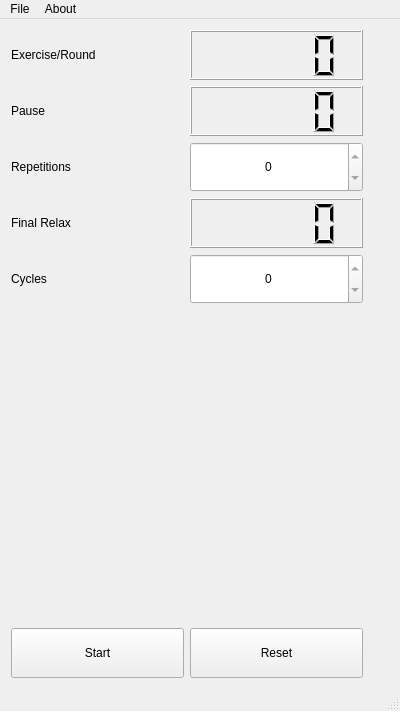
This is SimpleTrainingTimer/mainwindow.ui in Myzhar/SimpleTrainingTimer as Qt 5 draws it before an edit. The edited form follows.
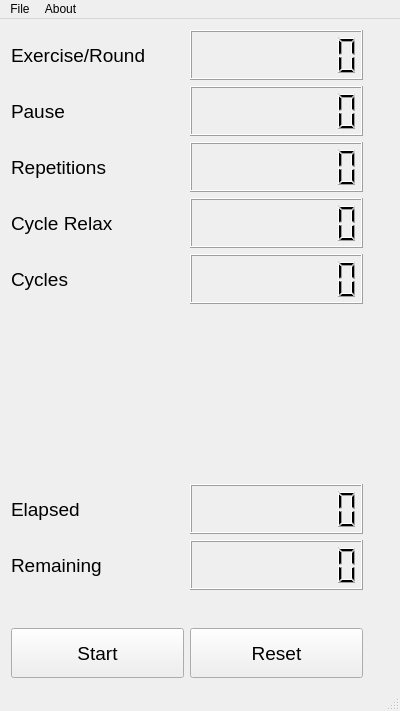
This is the edited form.

Diff of the .ui file:
```diff
--- a/SimpleTrainingTimer/mainwindow.ui
+++ b/SimpleTrainingTimer/mainwindow.ui
@@ -15,7 +15,95 @@
   </property>
   <widget class="QWidget" name="centralWidget">
    <layout class="QGridLayout" name="gridLayout">
-    <item row="0" column="0">
+    <item row="3" column="0" colspan="2">
+     <layout class="QHBoxLayout" name="horizontalLayout_5">
+      <item>
+       <widget class="QLabel" name="label_4">
+        <property name="sizePolicy">
+         <sizepolicy hsizetype="Minimum" vsizetype="Preferred">
+          <horstretch>0</horstretch>
+          <verstretch>0</verstretch>
+         </sizepolicy>
+        </property>
+        <property name="minimumSize">
+         <size>
+          <width>0</width>
+          <height>50</height>
+         </size>
+        </property>
+        <property name="font">
+         <font>
+          <pointsize>14</pointsize>
+         </font>
+        </property>
+        <property name="text">
+         <string>Cycle Relax</string>
+        </property>
+       </widget>
+      </item>
+      <item>
+       <widget class="QLCDNumber" name="lcdNumber_relax">
+        <property name="sizePolicy">
+         <sizepolicy hsizetype="Minimum" vsizetype="Minimum">
+          <horstretch>0</horstretch>
+          <verstretch>0</verstretch>
+         </sizepolicy>
+        </property>
+        <property name="minimumSize">
+         <size>
+          <width>0</width>
+          <height>50</height>
+         </size>
+        </property>
+        <property name="digitCount">
+         <number>8</number>
+        </property>
+       </widget>
+      </item>
+     </layout>
+    </item>
+    <item row="4" column="0" colspan="2">
+     <layout class="QHBoxLayout" name="horizontalLayout_6">
+      <item>
+       <widget class="QLabel" name="label_5">
+        <property name="sizePolicy">
+         <sizepolicy hsizetype="Minimum" vsizetype="Preferred">
+          <horstretch>0</horstretch>
+          <verstretch>0</verstretch>
+         </sizepolicy>
+        </property>
+        <property name="minimumSize">
+         <size>
+          <width>0</width>
+          <height>50</height>
+         </size>
+        </property>
+        <property name="font">
+         <font>
+          <pointsize>14</pointsize>
+         </font>
+        </property>
+        <property name="text">
+         <string>Cycles</string>
+        </property>
+       </widget>
+      </item>
+      <item>
+       <widget class="QLCDNumber" name="lcdNumber_cycles">
+        <property name="smallDecimalPoint">
+         <bool>false</bool>
+        </property>
+        <property name="digitCount">
+         <number>8</number>
+        </property>
+        <property name="segmentStyle">
+         <enum>QLCDNumber::Filled</enum>
+        </property>
+       </widget>
+      </item>
+     </layout>
+    </item>
+    <item row="0" column="0" colspan="2">
      <layout class="QHBoxLayout" name="horizontalLayout_2">
       <item>
        <widget class="QLabel" name="label">
@@ -31,6 +119,11 @@
           <height>50</height>
          </size>
         </property>
+        <property name="font">
+         <font>
+          <pointsize>14</pointsize>
+         </font>
+        </property>
         <property name="text">
          <string>Exercise/Round</string>
         </property>
@@ -50,12 +143,59 @@
           <height>50</height>
          </size>
         </property>
+        <property name="digitCount">
+         <number>8</number>
+        </property>
        </widget>
       </item>
      </layout>
     </item>
-    <item row="0" column="1" rowspan="7">
-     <widget class="QWidget" name="widget" native="true">
+    <item row="2" column="0" colspan="2">
+     <layout class="QHBoxLayout" name="horizontalLayout_4">
+      <item>
+       <widget class="QLabel" name="label_3">
+        <property name="sizePolicy">
+         <sizepolicy hsizetype="Minimum" vsizetype="Preferred">
+          <horstretch>0</horstretch>
+          <verstretch>0</verstretch>
+         </sizepolicy>
+        </property>
+        <property name="minimumSize">
+         <size>
+          <width>0</width>
+          <height>50</height>
+         </size>
+        </property>
+        <property name="font">
+         <font>
+          <pointsize>14</pointsize>
+         </font>
+        </property>
+        <property name="text">
+         <string>Repetitions</string>
+        </property>
+       </widget>
+      </item>
+      <item>
+       <widget class="QLCDNumber" name="lcdNumber_repetitions">
+        <property name="smallDecimalPoint">
+         <bool>false</bool>
+        </property>
+        <property name="digitCount">
+         <number>8</number>
+        </property>
+        <property name="segmentStyle">
+         <enum>QLCDNumber::Filled</enum>
+        </property>
+        <property name="intValue" stdset="0">
+         <number>0</number>
+        </property>
+       </widget>
+      </item>
+     </layout>
+    </item>
+    <item row="0" column="2" rowspan="13">
+     <widget class="QWidget" name="widget_time_indicator" native="true">
       <property name="sizePolicy">
        <sizepolicy hsizetype="Maximum" vsizetype="Preferred">
         <horstretch>0</horstretch>
@@ -70,7 +210,117 @@
       </property>
      </widget>
     </item>
-    <item row="1" column="0">
+    <item row="8" column="0" colspan="2">
+     <layout class="QHBoxLayout" name="horizontalLayout_8">
+      <item>
+       <widget class="QLabel" name="label_7">
+        <property name="sizePolicy">
+         <sizepolicy hsizetype="Minimum" vsizetype="Preferred">
+          <horstretch>0</horstretch>
+          <verstretch>0</verstretch>
+         </sizepolicy>
+        </property>
+        <property name="minimumSize">
+         <size>
+          <width>0</width>
+          <height>50</height>
+         </size>
+        </property>
+        <property name="font">
+         <font>
+          <pointsize>14</pointsize>
+         </font>
+        </property>
+        <property name="text">
+         <string>Elapsed</string>
+        </property>
+       </widget>
+      </item>
+      <item>
+       <widget class="QLCDNumber" name="lcdNumber_elapsed">
+        <property name="sizePolicy">
+         <sizepolicy hsizetype="Minimum" vsizetype="Minimum">
+          <horstretch>0</horstretch>
+          <verstretch>0</verstretch>
+         </sizepolicy>
+        </property>
+        <property name="minimumSize">
+         <size>
+          <width>0</width>
+          <height>50</height>
+         </size>
+        </property>
+        <property name="digitCount">
+         <number>8</number>
+        </property>
+       </widget>
+      </item>
+     </layout>
+    </item>
+    <item row="9" column="0" colspan="2">
+     <layout class="QHBoxLayout" name="horizontalLayout_7">
+      <item>
+       <widget class="QLabel" name="label_6">
+        <property name="sizePolicy">
+         <sizepolicy hsizetype="Minimum" vsizetype="Preferred">
+          <horstretch>0</horstretch>
+          <verstretch>0</verstretch>
+         </sizepolicy>
+        </property>
+        <property name="minimumSize">
+         <size>
+          <width>0</width>
+          <height>50</height>
+         </size>
+        </property>
+        <property name="font">
+         <font>
+          <pointsize>14</pointsize>
+         </font>
+        </property>
+        <property name="text">
+         <string>Remaining</string>
+        </property>
+       </widget>
+      </item>
+      <item>
+       <widget class="QLCDNumber" name="lcdNumber_remaining">
+        <property name="sizePolicy">
+         <sizepolicy hsizetype="Minimum" vsizetype="Minimum">
+          <horstretch>0</horstretch>
+          <verstretch>0</verstretch>
+         </sizepolicy>
+        </property>
+        <property name="minimumSize">
+         <size>
+          <width>0</width>
+          <height>50</height>
+         </size>
+        </property>
+        <property name="digitCount">
+         <number>8</number>
+        </property>
+       </widget>
+      </item>
+     </layout>
+    </item>
+    <item row="10" column="0">
+     <spacer name="verticalSpacer_2">
+      <property name="orientation">
+       <enum>Qt::Vertical</enum>
+      </property>
+      <property name="sizeType">
+       <enum>QSizePolicy::Minimum</enum>
+      </property>
+      <property name="sizeHint" stdset="0">
+       <size>
+        <width>30</width>
+        <height>20</height>
+       </size>
+      </property>
+     </spacer>
+    </item>
+    <item row="1" column="0" colspan="2">
      <layout class="QHBoxLayout" name="horizontalLayout_3">
       <item>
        <widget class="QLabel" name="label_2">
@@ -86,6 +336,11 @@
           <height>50</height>
          </size>
         </property>
+        <property name="font">
+         <font>
+          <pointsize>14</pointsize>
+         </font>
+        </property>
         <property name="text">
          <string>Pause</string>
         </property>
@@ -105,162 +360,14 @@
           <height>50</height>
          </size>
         </property>
-       </widget>
-      </item>
-     </layout>
-    </item>
-    <item row="2" column="0">
-     <layout class="QHBoxLayout" name="horizontalLayout_4">
-      <item>
-       <widget class="QLabel" name="label_3">
-        <property name="sizePolicy">
-         <sizepolicy hsizetype="Minimum" vsizetype="Preferred">
-          <horstretch>0</horstretch>
-          <verstretch>0</verstretch>
-         </sizepolicy>
+        <property name="digitCount">
+         <number>8</number>
         </property>
-        <property name="minimumSize">
-         <size>
-          <width>0</width>
-          <height>50</height>
-         </size>
-        </property>
-        <property name="text">
-         <string>Repetitions</string>
-        </property>
        </widget>
       </item>
-      <item>
-       <widget class="QSpinBox" name="spinBox_repetitions">
-        <property name="sizePolicy">
-         <sizepolicy hsizetype="Minimum" vsizetype="Minimum">
-          <horstretch>0</horstretch>
-          <verstretch>0</verstretch>
-         </sizepolicy>
-        </property>
-        <property name="minimumSize">
-         <size>
-          <width>0</width>
-          <height>50</height>
-         </size>
-        </property>
-        <property name="wrapping">
-         <bool>false</bool>
-        </property>
-        <property name="alignment">
-         <set>Qt::AlignCenter</set>
-        </property>
-        <property name="readOnly">
-         <bool>true</bool>
-        </property>
-       </widget>
-      </item>
      </layout>
     </item>
-    <item row="3" column="0">
-     <layout class="QHBoxLayout" name="horizontalLayout_5">
-      <item>
-       <widget class="QLabel" name="label_4">
-        <property name="sizePolicy">
-         <sizepolicy hsizetype="Minimum" vsizetype="Preferred">
-          <horstretch>0</horstretch>
-          <verstretch>0</verstretch>
-         </sizepolicy>
-        </property>
-        <property name="minimumSize">
-         <size>
-          <width>0</width>
-          <height>50</height>
-         </size>
-        </property>
-        <property name="text">
-         <string>Final Relax</string>
-        </property>
-       </widget>
-      </item>
-      <item>
-       <widget class="QLCDNumber" name="lcdNumber_relax">
-        <property name="sizePolicy">
-         <sizepolicy hsizetype="Minimum" vsizetype="Minimum">
-          <horstretch>0</horstretch>
-          <verstretch>0</verstretch>
-         </sizepolicy>
-        </property>
-        <property name="minimumSize">
-         <size>
-          <width>0</width>
-          <height>50</height>
-         </size>
-        </property>
-       </widget>
-      </item>
-     </layout>
-    </item>
-    <item row="4" column="0">
-     <layout class="QHBoxLayout" name="horizontalLayout_6">
-      <item>
-       <widget class="QLabel" name="label_5">
-        <property name="sizePolicy">
-         <sizepolicy hsizetype="Minimum" vsizetype="Preferred">
-          <horstretch>0</horstretch>
-          <verstretch>0</verstretch>
-         </sizepolicy>
-        </property>
-        <property name="minimumSize">
-         <size>
-          <width>0</width>
-          <height>50</height>
-         </size>
-        </property>
-        <property name="text">
-         <string>Cycles</string>
-        </property>
-       </widget>
-      </item>
-      <item>
-       <widget class="QSpinBox" name="spinBox_cycles">
-        <property name="sizePolicy">
-         <sizepolicy hsizetype="Minimum" vsizetype="Minimum">
-          <horstretch>0</horstretch>
-          <verstretch>0</verstretch>
-         </sizepolicy>
-        </property>
-        <property name="minimumSize">
-         <size>
-          <width>0</width>
-          <height>50</height>
-         </size>
-        </property>
-        <property name="wrapping">
-         <bool>false</bool>
-        </property>
-        <property name="alignment">
-         <set>Qt::AlignCenter</set>
-        </property>
-        <property name="readOnly">
-         <bool>true</bool>
-        </property>
-       </widget>
-      </item>
-     </layout>
-    </item>
-    <item row="5" column="0">
-     <spacer name="verticalSpacer">
-      <property name="orientation">
-       <enum>Qt::Vertical</enum>
-      </property>
-      <property name="sizeType">
-       <enum>QSizePolicy::Maximum</enum>
-      </property>
-      <property name="sizeHint" stdset="0">
-       <size>
-        <width>20</width>
-        <height>528</height>
-       </size>
-      </property>
-     </spacer>
-    </item>
-    <item row="6" column="0">
+    <item row="12" column="0" colspan="2">
      <layout class="QHBoxLayout" name="horizontalLayout">
       <item>
        <widget class="QPushButton" name="pushButton_start_pause">
@@ -276,6 +383,11 @@
           <height>50</height>
          </size>
         </property>
+        <property name="font">
+         <font>
+          <pointsize>14</pointsize>
+         </font>
+        </property>
         <property name="text">
          <string>Start</string>
         </property>
@@ -295,6 +407,11 @@
           <height>50</height>
          </size>
         </property>
+        <property name="font">
+         <font>
+          <pointsize>14</pointsize>
+         </font>
+        </property>
         <property name="text">
          <string>Reset</string>
         </property>
@@ -302,6 +419,22 @@
       </item>
      </layout>
     </item>
+    <item row="6" column="1">
+     <spacer name="verticalSpacer">
+      <property name="orientation">
+       <enum>Qt::Vertical</enum>
+      </property>
+      <property name="sizeType">
+       <enum>QSizePolicy::Maximum</enum>
+      </property>
+      <property name="sizeHint" stdset="0">
+       <size>
+        <width>20</width>
+        <height>528</height>
+       </size>
+      </property>
+     </spacer>
+    </item>
    </layout>
   </widget>
   <widget class="QMenuBar" name="menuBar">
```
